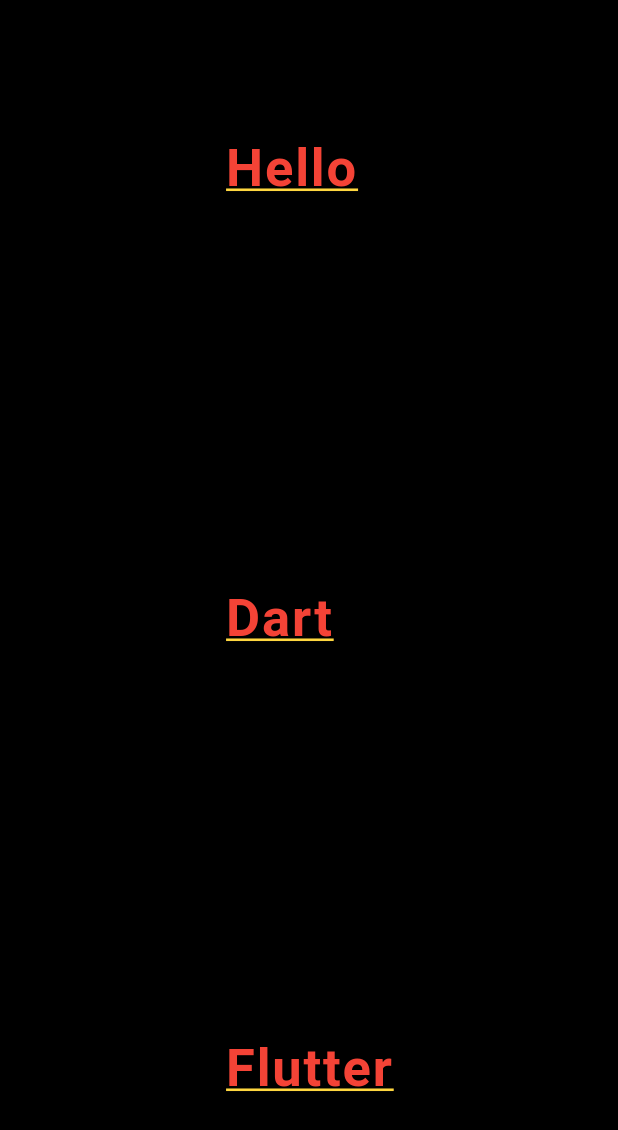
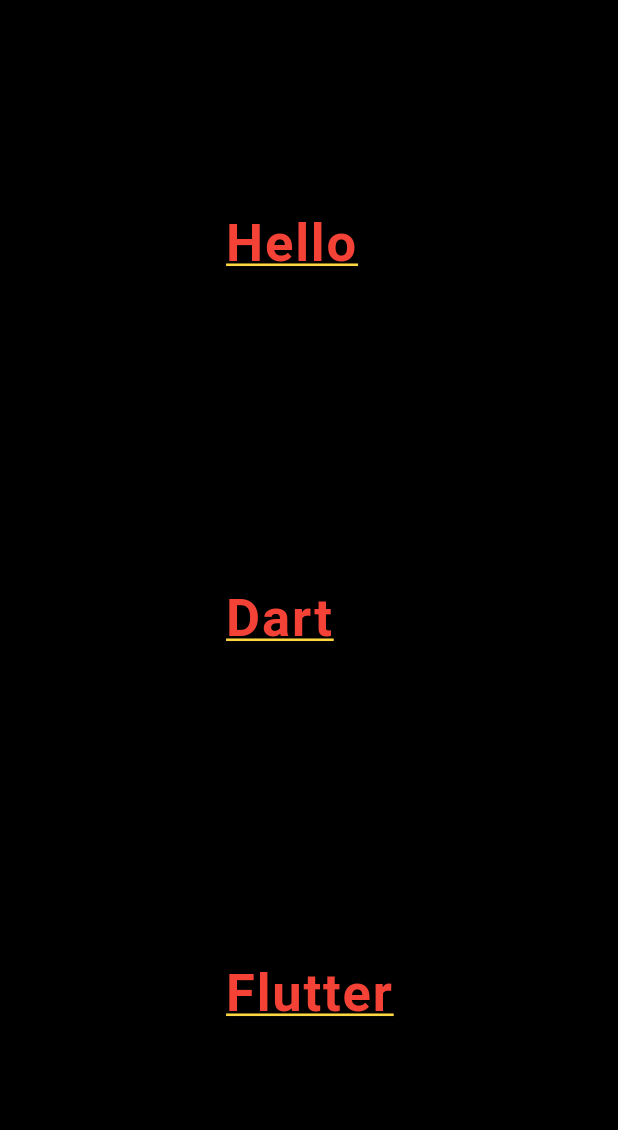
Before and after one commit to AnkitUmredkar/Anatomy_Flutter, a Flutter app: the screen it shows after launch, on a phone screen of 412 x 824 dp. Shown: the top 1130 px of the screen. Run offline on Flutter 3.47's test engine with Material 3 defaults, Android fonts, the phone set to English and light mode, and no system bars.

Commit message:
Update main.dart

```diff
--- a/lib/main.dart
+++ b/lib/main.dart
@@ -14,7 +14,7 @@ class MyApp extends StatelessWidget {
       home: Scaffold(
         backgroundColor: Colors.black,
         body: Center(
-          child: Text('Hello\n\n\n\n\n\nDart\n\n\n\n\n\nFlutter',
+          child: Text('Hello\n\n\n\n\nDart\n\n\n\n\nFlutter',
           style : TextStyle(
             fontSize: 35,
             fontWeight: FontWeight.bold,
```
